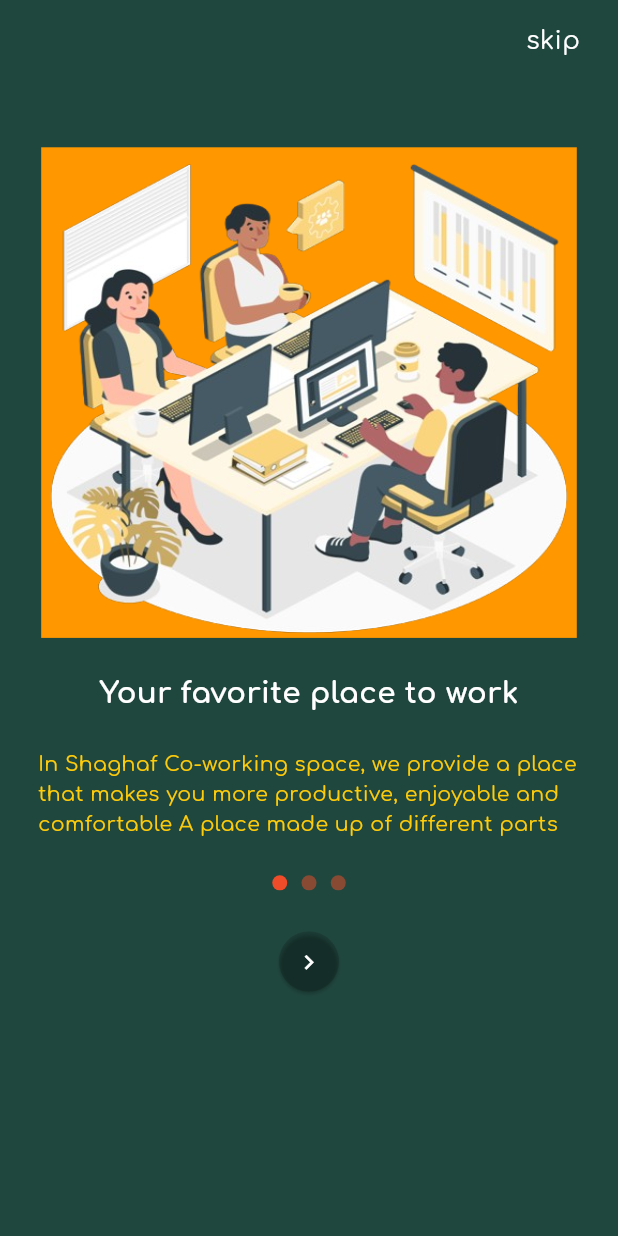
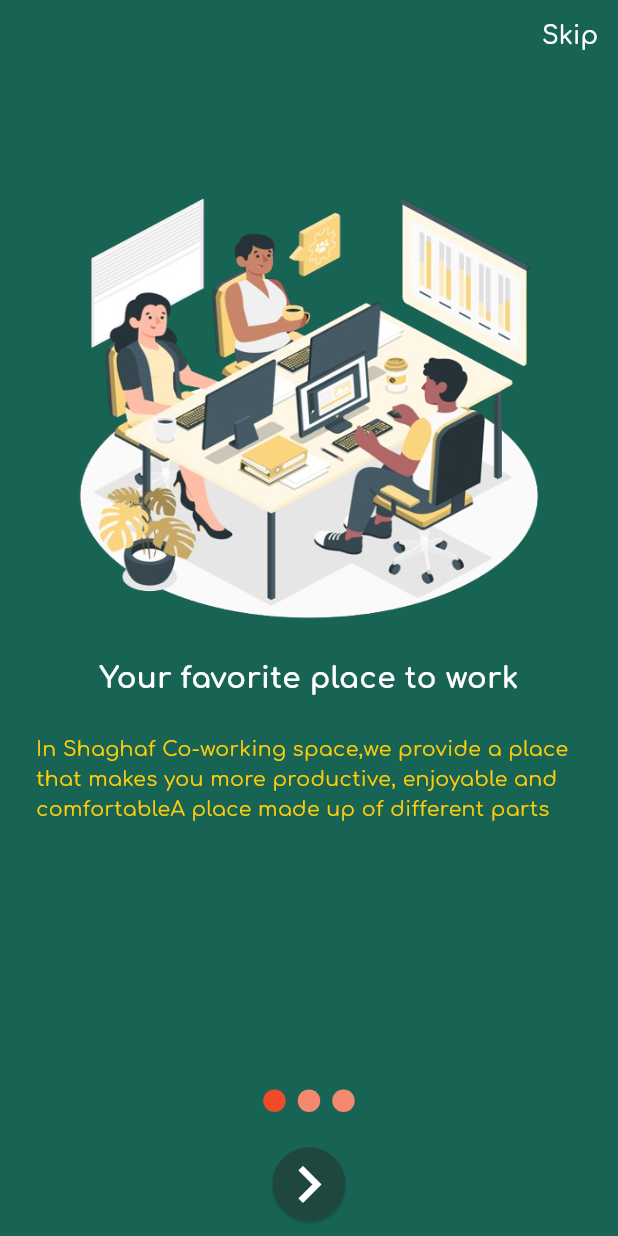
Before and after one commit to UncleTanto/shaghaf_room, a Flutter app: the screen it shows after launch, on a phone screen of 412 x 824 dp. Run offline on Flutter 3.47's test engine with Material 3 defaults, Android fonts, the phone set to English and light mode, and no system bars; drawn by our look-alikes of smooth_page_indicator; our stand-ins replace dio, flutter_screenutil, go_router, google_fonts.

Commit message:
change onbording

```diff
--- a/lib/core/utils/app_router.dart
+++ b/lib/core/utils/app_router.dart
@@ -1,18 +1,15 @@
 
 import 'package:go_router/go_router.dart';
-import 'package:shaghaf_room/feature/onboarding/presentation/view/onboardingScreen2.dart';
 
 import '../../feature/authenticator/presentation/views/login.dart';
 import '../../feature/authenticator/presentation/views/register.dart';
-import '../../feature/onboarding/presentation/view/onboardingScreen1.dart';
-import '../../feature/onboarding/presentation/view/onboardingScreen3.dart';
+import '../../feature/onboarding/presentation/view/onboarding.dart';
+
 import '../../feature/splashscreen/presentation/view/splashscreen.dart';
 
 
   abstract class AppRouter {
   static const kongiung = '/ongoing';
-  static const kongiung2 = '/ongoing2';
-  static const kongiung3 = '/ongoing3';
   static const kLogin = '/login';
   static const kregister = '/register';
 
@@ -21,20 +18,13 @@ import '../../feature/splashscreen/presentation/view/splashscreen.dart';
     routes: [
       GoRoute(
         path: '/',
-        builder: (context, state) => const Splashscreen(),
+        builder: (context, state) =>  Splashscreen(),
       ),
       GoRoute(
         path: kongiung,
-        builder: (context, state) => const onging(),
+        builder: (context, state) =>  onboarding(),
       ),
-      GoRoute(
-        path: kongiung2,
-        builder: (context, state) => const onging2(),
-      ),
-      GoRoute(
-        path: kongiung3,
-        builder: (context, state) => const onging3(),
-      ),
+
       GoRoute(
         path: kLogin,
         builder: (context, state) => const login(),
--- a/lib/core/utils/constants.dart
+++ b/lib/core/utils/constants.dart
@@ -1,10 +1,12 @@
 import 'package:flutter/material.dart';
 
-const kPrimaryGreen = Color(0xff20473E);
+const kPrimaryGreen = Color(0xff186454);
 const kPrimaryGreen2 = Color(0xff20473E);
 const kPrimaryOrange = Color(0xffF04C29);
+const kPrimaryOrange2 = Color(0xfff58870);
 const kPrimaryTea = Color(0xffFF04C29);
 const kPrimaryYellow = Color(0xffFFCC0A);
+const kPrimaryWhite = Color(0xffFFFFFF);
 
 const splashscreenimg = "lib/core/assets/scbg.png";
 const logo = "lib/core/assets/logo_shagaf.png";
--- a/lib/core/utils/style.dart
+++ b/lib/core/utils/style.dart
@@ -4,7 +4,6 @@ import 'dart:ui';
 
 import 'package:flutter_screenutil/flutter_screenutil.dart';
 import 'package:google_fonts/google_fonts.dart';
-import 'package:shaghaf_room/feature/onboarding/presentation/view/onboardingScreen1.dart';
 
 abstract class Styles{
   static var comfortaa12 = GoogleFonts.comfortaa(fontSize: 14.sp);
--- a/lib/core/widget/popicon.dart
+++ b/lib/core/widget/popicon.dart
@@ -1,8 +1,6 @@
 import 'package:flutter/material.dart';
 import 'package:flutter_screenutil/flutter_screenutil.dart';
 import 'package:go_router/go_router.dart';
-
-import 'package:flutter/material.dart';
 
 class popicon  extends StatelessWidget {
   final Color iconcolor;
--- /dev/null
+++ b/lib/feature/onboarding/presentation/view/onboarding.dart
@@ -0,0 +1,62 @@
+import 'package:flutter/material.dart';
+import 'package:flutter_screenutil/flutter_screenutil.dart';
+import 'package:go_router/go_router.dart';
+import 'package:shaghaf_room/feature/onboarding/presentation/view/widget/onboardingitem.dart';
+import 'package:shaghaf_room/feature/onboarding/presentation/view/widget/ongoingbottomsheet.dart';
+import 'package:shaghaf_room/feature/onboarding/presentation/view/widget/ongoingpagebuilder.dart';
+import 'package:shaghaf_room/feature/onboarding/presentation/view/widget/roundbutton.dart';
+import 'package:smooth_page_indicator/smooth_page_indicator.dart';
+
+import '../../../../core/utils/constants.dart';
+import '../../../../core/utils/style.dart';
+
+
+class onboarding extends StatelessWidget {
+   onboarding({super.key});
+
+  PageController pageController=PageController();
+
+  int selectPage=0;
+
+  List pageContent=[
+    {
+      "img": "lib/core/assets/ongoingScreen1.png",
+      "title": "Your favorite place to work",
+      "subtitle": "In Shaghaf Co-working space,we provide a place that makes you more productive, enjoyable and comfortableA place made up of different parts",
+    },
+    {
+      "img": "lib/core/assets/ongoingScreen2.png",
+      "title": "Delightful open air",
+      "subtitle": "You can choose a game to play from the many games we have , sit at a comfortable base, or take pictures in the different places that have been specially made to take beautiful pictures.",
+    },
+    {
+      "img": "lib/core/assets/ongoingScreen3.png",
+      "title": "Choose your favorite room",
+      "subtitle": "IYou can find the right room for your current mood, as we have many rooms that meet all needs, You can move between funny room, training room and meeting room",
+    },
+  ];
+
+  @override
+  Widget build(BuildContext context) {
+    return SafeArea(
+      child: Scaffold(
+        backgroundColor: kPrimaryGreen,
+        body:
+        Column(
+          children: [
+            Container(
+              alignment: Alignment.centerRight,
+              width: double.infinity,
+              child: TextButton(onPressed: (){
+                context.push('/login');
+              }, child: Text("Skip",style: Styles.comfortaa17.copyWith(color: kPrimaryWhite),)),
+            ),
+            ongoingpagebuilder(pageController: pageController, pageContent: pageContent),
+            ongoingbttomsheet(pageController: pageController, pageContent: pageContent),
+
+          ],
+        )
+      ),
+    );
+  }
+}
--- /dev/null
+++ b/lib/feature/onboarding/presentation/view/widget/ongoingbottomsheet.dart
@@ -0,0 +1,53 @@
+import 'package:flutter/material.dart';
+import 'package:flutter_screenutil/flutter_screenutil.dart';
+import 'package:go_router/go_router.dart';
+import 'package:shaghaf_room/feature/onboarding/presentation/view/widget/roundbutton.dart';
+import 'package:smooth_page_indicator/smooth_page_indicator.dart';
+
+import '../../../../../core/utils/constants.dart';
+
+class ongoingbttomsheet extends StatelessWidget {
+  final PageController pageController;
+  final List pageContent;
+
+  const ongoingbttomsheet({super.key, required this.pageController, required this.pageContent});
+
+  @override
+  Widget build(BuildContext context) {
+    return
+
+      Container(
+          color: kPrimaryGreen,
+          alignment: Alignment.center,
+          height: 100.h,
+          child: Column(
+            children: [
+
+              SmoothPageIndicator(
+                controller: pageController,
+                count: pageContent.length,
+                effect: const WormEffect(
+                  dotHeight: 15,
+                  dotWidth: 15,
+                  dotColor: kPrimaryOrange2,
+                  activeDotColor: kPrimaryOrange,
+                  type: WormType.thinUnderground,
+                ),
+              ),
+              SizedBox(height: 24.h,),
+              RoundButtonWithIcon(icon: Icons.navigate_next, color: kPrimaryGreen2, onPressed: (){
+                 if (pageController.page!.toInt() == pageContent.length - 1) {
+                   context.push('/login');
+                 }
+                 else{
+                   pageController.nextPage(duration: const Duration(milliseconds: 300),
+                     curve: Curves.ease,);
+                 }
+
+              })
+            ],
+          )
+      );
+
+  }
+}
--- /dev/null
+++ b/lib/feature/onboarding/presentation/view/widget/ongoingpagebuilder.dart
@@ -0,0 +1,50 @@
+import 'package:flutter/material.dart';
+import 'package:flutter_screenutil/flutter_screenutil.dart';
+import 'package:go_router/go_router.dart';
+
+import '../../../../../core/utils/app_router.dart';
+import '../../../../../core/utils/constants.dart';
+import '../../../../../core/utils/style.dart';
+import 'ongoingbottomsheet.dart';
+
+class ongoingpagebuilder extends StatelessWidget {
+  const ongoingpagebuilder({super.key, required this.pageController, required this.pageContent});
+
+  final PageController pageController;
+  final List pageContent;
+
+  @override
+
+  Widget build(BuildContext context) {
+    int selectPage=0;
+    return Container(
+      child: Expanded(
+        child: PageView.builder(
+            controller: pageController,
+            itemCount:pageContent.length ,
+            itemBuilder: (context,index){
+              return
+                Padding(
+                  padding: const EdgeInsets.symmetric(horizontal: 24),
+                  child: Column(
+                    children: [
+                      SizedBox(height: 76.h,),
+                      Container(
+                        width: 300.w,
+                        height: 300.h,
+                        decoration: BoxDecoration(
+                            image: DecorationImage(image: AssetImage("${pageContent[index]["img"]}"),fit: BoxFit.fill)
+                        ),
+                      ),
+                      SizedBox(height: 24.h,),
+                      Center(child: Text("${pageContent[index]["title"]}", style: Styles.comfortaa20semi.copyWith(color:kPrimaryWhite),)),
+                      SizedBox(height: 24.h,),
+                      Center(child: Text("${pageContent[index]["subtitle"]}",style: Styles.comfortaa14.copyWith(color:kPrimaryYellow),)),
+                    ],
+                  ),
+                );
+            }),
+      ),
+    );
+  }
+}
--- a/lib/feature/onboarding/presentation/view/widget/roundbutton.dart
+++ b/lib/feature/onboarding/presentation/view/widget/roundbutton.dart
@@ -24,7 +24,7 @@ class RoundButtonWithIcon extends StatelessWidget {
       ),
       child: Icon(
         icon,
-        size: 20.sp,
+        size: 50.sp,
         color: Colors.white, // Adjust the icon color as needed
       ),
     );
--- a/pubspec.yaml
+++ b/pubspec.yaml
@@ -40,6 +40,8 @@ dependencies:
   go_router: ^14.2.8
   flutter_bloc: ^8.1.6
   flutter_screenutil: ^5.9.3
+  carousel_slider: ^5.0.0
+  smooth_page_indicator: ^1.2.0+3
 
 dev_dependencies:
   flutter_test:
```
Also changed, not shown: lib/feature/authenticator/presentation/views/forget_password.dart (+8 -5 lines), lib/feature/authenticator/presentation/views/login.dart (+28 -12 lines), lib/feature/onboarding/presentation/view/widget/onboardingitem.dart (added, +26 -0 lines), pubspec.lock, 1 other file.
